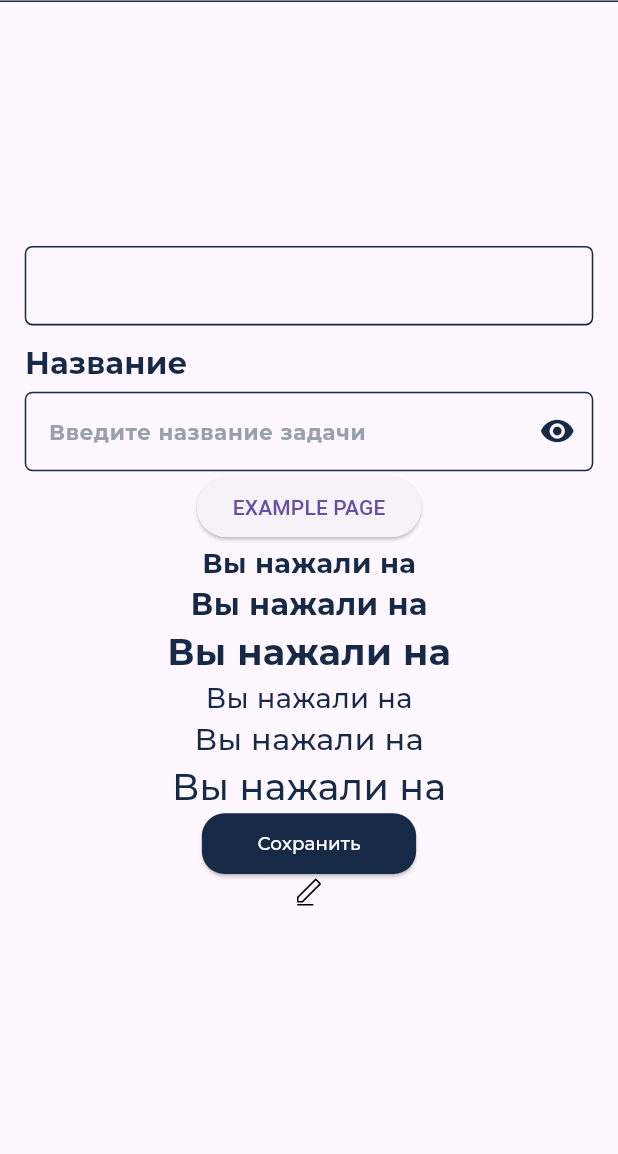
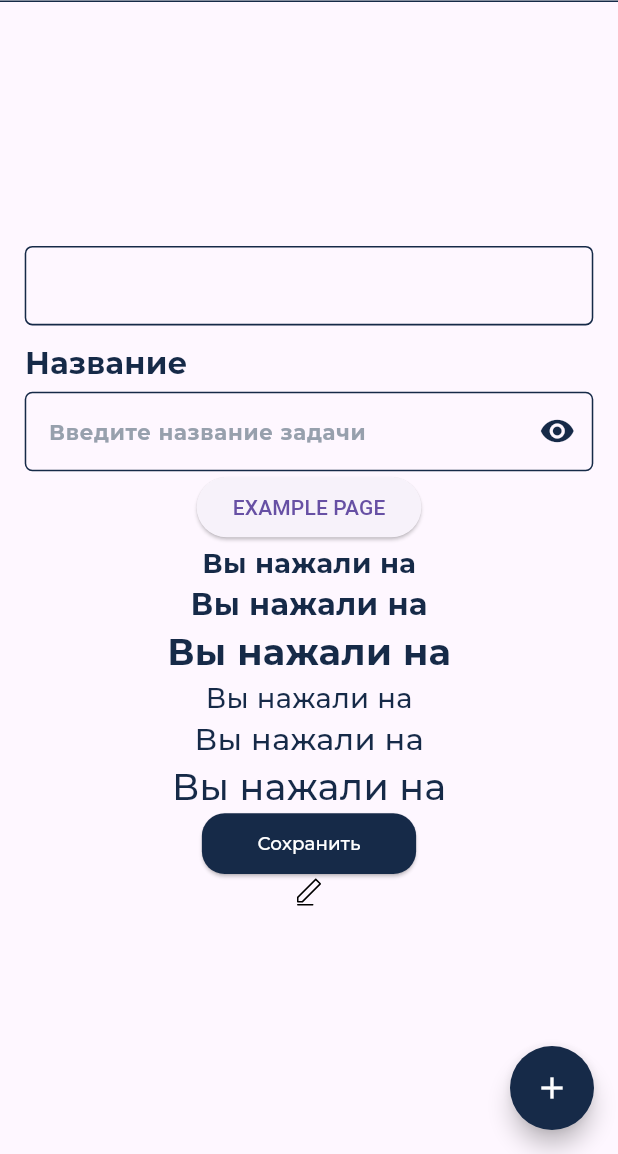
Before and after one commit to elyra1/Taski, a Flutter app: the screen it shows after launch, on a phone screen of 412 x 824 dp, the part 82-1236 px from its top. Run offline on Flutter 3.47's test engine with Material 3 defaults, Android fonts, the phone set to English and light mode, and no system bars; our stand-ins replace auto_route, awesome_extensions, bloc, cloud_firestore, firebase_auth, firebase_core and 6 more; accounts and stored records are empty; project files that could hold a hidden picture were left out.

Commit message:
Добавил CircleAddButton

```diff
--- a/lib/presentation/pages/example_page/example_page.dart
+++ b/lib/presentation/pages/example_page/example_page.dart
@@ -9,6 +9,7 @@ import 'package:taski/presentation/widgets/app_text_field.dart';
 import 'package:flutter_svg/flutter_svg.dart';
 import 'package:taski/presentation/utils/app_text_styles.dart';
 import 'package:taski/presentation/widgets/app_bars/main_app_bar.dart';
+import 'package:taski/presentation/widgets/buttons/circle_add_button.dart';
 import 'package:taski/presentation/widgets/buttons/custom_button.dart';
 
 @RoutePage()
@@ -19,6 +20,7 @@ class ExamplePage extends StatelessWidget implements AutoRouteWrapper {
   Widget build(BuildContext context) {
     return Scaffold(
       appBar: MainAppBar(child: Text('123text', style: AppTextStyles.bold24,),),
+      floatingActionButton: CircleAddButton(onTap: (){},),
       body: Column(
         mainAxisAlignment: MainAxisAlignment.center,
         children: [
--- /dev/null
+++ b/lib/presentation/widgets/buttons/circle_add_button.dart
@@ -0,0 +1,25 @@
+import 'package:flutter/material.dart';
+import 'package:flutter_screenutil/flutter_screenutil.dart';
+import 'package:taski/presentation/utils/app_colors.dart';
+
+
+class CircleAddButton extends StatelessWidget {
+  final VoidCallback onTap;
+
+  const CircleAddButton({
+    Key? key,
+    required this.onTap,
+  }) : super(key: key);
+
+  @override
+  Widget build(BuildContext context) {
+    return FloatingActionButton(
+      onPressed: onTap,
+      backgroundColor: AppColors.headblue,
+      shape: RoundedRectangleBorder(
+        borderRadius: BorderRadius.circular(30.r),
+      ),
+      child: const Icon(Icons.add, color: Colors.white),
+    );
+  }
+}
```
Also changed, not shown: pubspec.lock.
